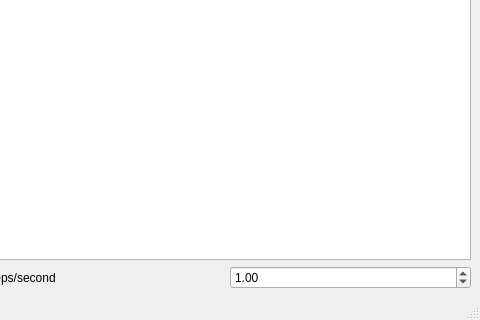
Schmuliz/verkkosimulaatio, file src/mainwindow.ui: the form before one commit; both pictures show x 520 to 1000 and y 380 to 700 of the 1000 by 700 pixel window.
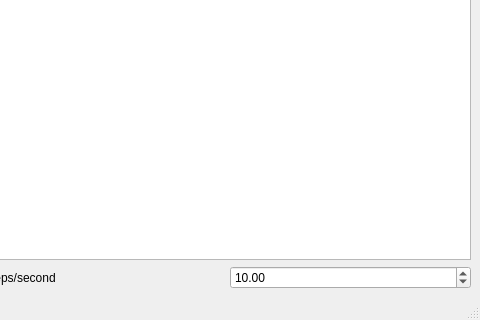
The form after the commit.

What changed in the file:
```diff
--- a/src/mainwindow.ui
+++ b/src/mainwindow.ui
@@ -64,7 +64,7 @@
            <enum>QAbstractSpinBox::DefaultStepType</enum>
           </property>
           <property name="value">
-           <double>1.000000000000000</double>
+           <double>10.000000000000000</double>
           </property>
          </widget>
         </item>
```
Left out of the diff: 2 changed lines with no effect on the pictures.
